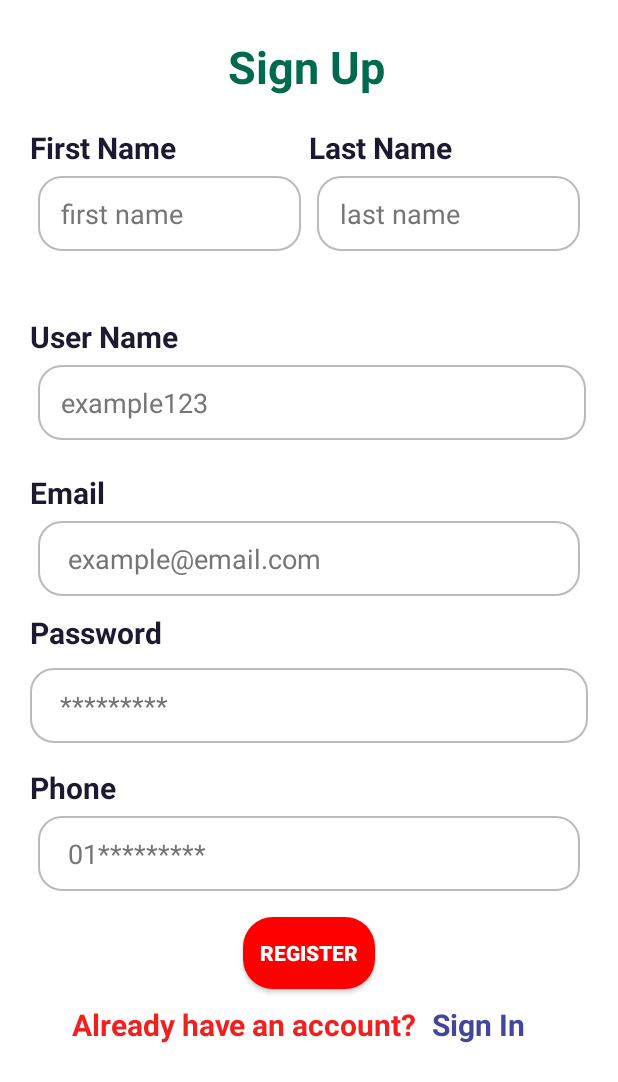
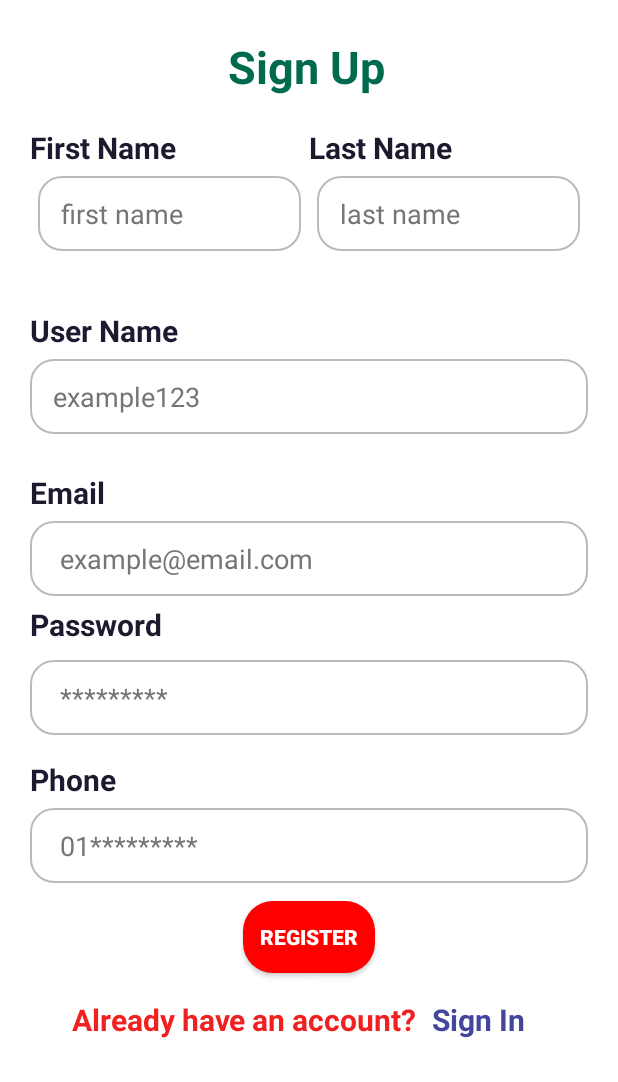
Before and after one commit to Atikur-Rahman26/Eventisa, an Android app: the signUpActivity screen opened directly, with no data from a screen before it, on a phone screen of 412 x 824 dp. Shown: the top 1082 px of the screen. Run offline under Robolectric (Android 15) with nearby library versions, the phone set to English and light mode, and no system bars; our stand-ins replace Firebase (no records; nobody signed in at launch, a user with empty details on screens opened directly).

Commit message:
some logo and some data

```diff
--- a/app/src/main/res/layout/activity_admin_login_page.xml
+++ b/app/src/main/res/layout/activity_admin_login_page.xml
@@ -31,7 +31,7 @@
                 android:layout_width="wrap_content"
                 android:layout_height="wrap_content"
                 android:layout_marginStart="10dp"
-                android:text="Admin Name"
+                android:text="Organizer's Name"
                 android:textColor="@color/editTextSubHeading"
                 android:textSize="24sp"
                 android:textStyle="bold" />
--- a/app/src/main/res/layout/activity_host_sign_up.xml
+++ b/app/src/main/res/layout/activity_host_sign_up.xml
@@ -264,11 +264,13 @@
 
         <LinearLayout
             android:id="@+id/AdminLoginPageButton"
-            android:layout_width="match_parent"
+            android:layout_width="wrap_content"
             android:layout_height="wrap_content"
+            android:layout_marginTop="12dp"
             android:gravity="center"
             android:orientation="horizontal"
-            android:padding="10dp"
+            android:padding="5dp"
+            app:layout_constraintEnd_toEndOf="parent"
             app:layout_constraintStart_toStartOf="parent"
             app:layout_constraintTop_toBottomOf="@id/registerBtn">
 
@@ -277,7 +279,6 @@
                 android:layout_height="wrap_content"
                 android:text="Already have an account?"
                 android:textColor="#F12020"
-
                 android:textSize="20sp"
                 android:textStyle="bold" />
 
--- a/app/src/main/res/layout/activity_sign_up.xml
+++ b/app/src/main/res/layout/activity_sign_up.xml
@@ -12,13 +12,13 @@
         android:padding="20dp">
 
         <LinearLayout
-            android:layout_width="376dp"
-            android:layout_height="89dp"
-            android:layout_marginTop="16dp"
+            android:layout_width="match_parent"
+            android:layout_height="wrap_content"
+            android:layout_marginTop="12dp"
             android:layout_weight="5"
             android:orientation="vertical"
             app:layout_constraintEnd_toEndOf="@+id/passwordBox"
-            app:layout_constraintHorizontal_bias="0.0"
+            app:layout_constraintHorizontal_bias="1.0"
             app:layout_constraintStart_toStartOf="@+id/passwordBox"
             app:layout_constraintTop_toBottomOf="@id/textRow">
 
@@ -34,7 +34,7 @@
                 android:id="@+id/UserNameTextField"
                 android:layout_width="match_parent"
                 android:layout_height="50dp"
-                android:layout_margin="5dp"
+                android:layout_marginTop="5dp"
                 android:background="@drawable/border_button"
                 android:hint="example123"
                 android:maxLines="1"
@@ -150,7 +150,7 @@
                 android:id="@+id/emailSignUp"
                 android:layout_width="match_parent"
                 android:layout_height="50dp"
-                android:layout_margin="5dp"
+                android:layout_marginTop="5dp"
                 android:background="@drawable/border_button"
                 android:hint="example@email.com"
                 android:inputType="textEmailAddress"
@@ -199,7 +199,6 @@
                 android:id="@+id/passwordTextSignUp"
                 android:layout_width="match_parent"
                 android:layout_height="50dp"
-                android:layout_margin="0dp"
                 android:background="@drawable/border_button"
                 android:hint="*********"
                 android:inputType="textPassword"
@@ -234,7 +233,7 @@
                 android:id="@+id/phoneNumber"
                 android:layout_width="match_parent"
                 android:layout_height="50dp"
-                android:layout_margin="5dp"
+                android:layout_marginTop="5dp"
                 android:background="@drawable/border_button"
                 android:hint="01*********"
                 android:inputType="phone"
@@ -260,20 +259,22 @@
 
         <LinearLayout
             android:id="@+id/AdminLoginPageButton"
-            android:layout_width="match_parent"
+            android:layout_width="wrap_content"
             android:layout_height="wrap_content"
+            android:layout_marginTop="12dp"
             android:gravity="center"
             android:orientation="horizontal"
-            android:padding="10dp"
-            app:layout_constraintTop_toBottomOf="@id/registerBtn"
-            tools:layout_editor_absoluteX="20dp">
+            android:padding="5dp"
+            app:layout_constraintEnd_toEndOf="parent"
+            app:layout_constraintHorizontal_bias="0.493"
+            app:layout_constraintStart_toStartOf="parent"
+            app:layout_constraintTop_toBottomOf="@id/registerBtn">
 
             <TextView
                 android:layout_width="wrap_content"
                 android:layout_height="wrap_content"
                 android:text="Already have an account?"
                 android:textColor="#F12020"
-
                 android:textSize="20sp"
                 android:textStyle="bold" />
 
```
